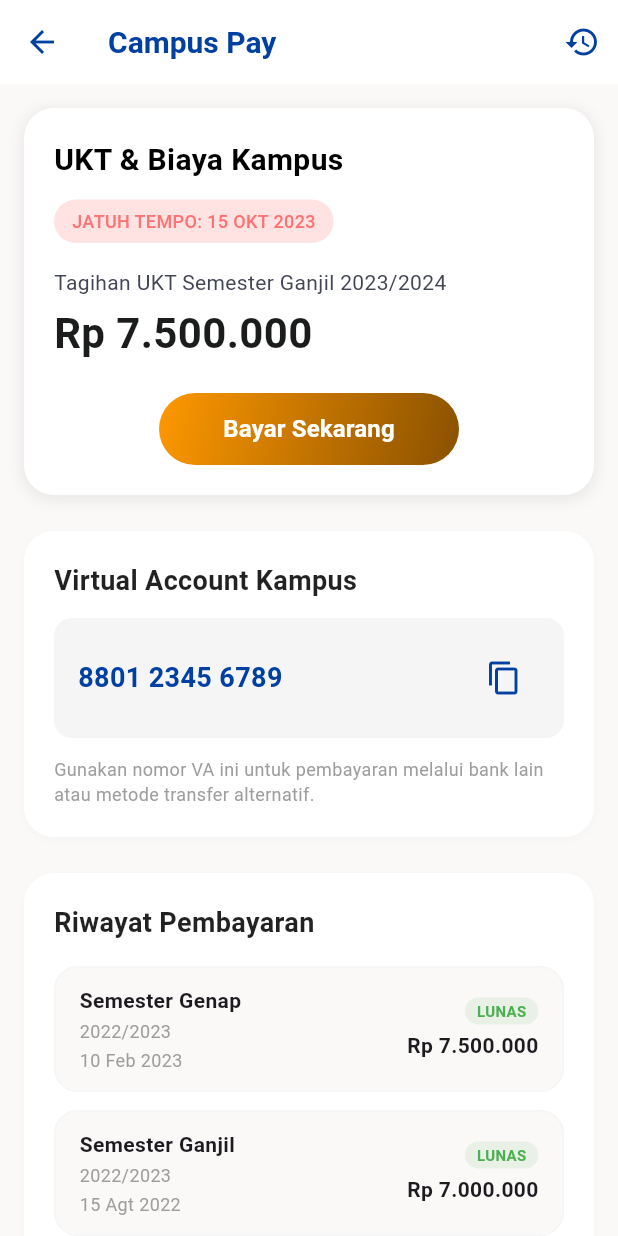
After one commit to aldenzho/imk_kelompok7_TCPay, a Flutter app: the CampusPayPage screen opened directly, on a phone screen of 412 x 824 dp. The commit adds this screen. Run offline on Flutter 3.47's test engine with Material 3 defaults, Android fonts, the phone set to English and light mode, and no system bars; our stand-ins replace dotted_border, local_auth, qr_flutter; missing offline and left inert: mobile_scanner; Roboto replaces fonts that are missing (Poppins).

Commit message:
add campus pay

```diff
--- a/lib/homepage/homepage.dart
+++ b/lib/homepage/homepage.dart
@@ -279,13 +279,19 @@ class _HomePageState extends State<HomePage> {
                       iconBgColor: const Color(0xFFA93802).withValues(alpha: 0.1),
                       iconColor: const Color(0xFFA93802),
                     ),
-                    _buildMenuCard(
+                    GestureDetector(
+                      onTap: () => Navigator.push(
+                        context,
+                        MaterialPageRoute(builder: (_) => const TransferPage()),
+                      ).then((_) => setState(() {})),
+                      child: _buildMenuCard(
                         icon: Icons.school,
                         label: 'Campus Pay',
                         subtitle: 'BAYA & ACARA',
                         bgColor: const Color(0xFFFFDCBD),
                         iconBgColor: Colors.white,
                         iconColor: const Color(0xFF8A5100),
+                      ),
                     ),
                   ],
                 ),
--- /dev/null
+++ b/lib/transfer_page/campus_pay/campus_pay.dart
@@ -0,0 +1,323 @@
+// lib/campus_pay/campus_pay.dart
+import 'package:flutter/material.dart';
+
+class CampusPayPage extends StatelessWidget {
+  const CampusPayPage({super.key});
+
+  @override
+  Widget build(BuildContext context) {
+    return Scaffold(
+      backgroundColor: const Color(0xFFFBF9F8),
+      appBar: AppBar(
+        title: const Text(
+          'Campus Pay',
+          style: TextStyle(
+            fontSize: 20,
+            fontWeight: FontWeight.bold,
+            color: Color(0xFF0040A1),
+          ),
+        ),
+        backgroundColor: Colors.white,
+        elevation: 0,
+        centerTitle: false,
+        leading: IconButton(
+          icon: const Icon(Icons.arrow_back, color: Color(0xFF0040A1)),
+          onPressed: () => Navigator.pop(context),
+        ),
+        actions: [
+          IconButton(
+            icon: const Icon(Icons.history, color: Color(0xFF0040A1)),
+            onPressed: () {},
+          ),
+        ],
+      ),
+      body: ListView(
+        padding: const EdgeInsets.all(16),
+        children: [
+          // Kartu UKT & Biaya Kampus (gradien biru seperti di homepage)
+          Container(
+            padding: const EdgeInsets.all(20),
+            decoration: BoxDecoration(
+              color: const Color(0xFFFFFFFF),
+              borderRadius: BorderRadius.circular(20),
+              boxShadow: [
+                BoxShadow(
+                  color: Colors.grey.withOpacity(0.2),
+                  spreadRadius: 1,
+                  blurRadius: 8,
+                  offset: const Offset(0, 2),
+                ),
+              ],
+            ),
+            child: Column(
+              crossAxisAlignment: CrossAxisAlignment.start,
+              children: [
+                const Text(
+                  'UKT & Biaya Kampus',
+                  style: TextStyle(fontSize: 20, fontWeight: FontWeight.bold, color: Color.fromARGB(255, 0, 0, 0)),
+                ),
+                const SizedBox(height: 12),
+                Container(
+                  padding: const EdgeInsets.symmetric(horizontal: 12, vertical: 6),
+                  decoration: BoxDecoration(
+                    color: const Color.fromARGB(255, 255, 114, 114).withOpacity(0.2),
+                    borderRadius: BorderRadius.circular(20),
+                  ),
+                  child: const Text(
+                    'JATUH TEMPO: 15 OKT 2023',
+                    style: TextStyle(fontSize: 12, fontWeight: FontWeight.w500, color: Color.fromARGB(255, 255, 114, 114)),
+                  ),
+                ),
+                const SizedBox(height: 16),
+                const Text(
+                  'Tagihan UKT Semester Ganjil 2023/2024',
+                  style: TextStyle(fontSize: 14, color: Color(0xFFF424654)),
+                ),
+                const SizedBox(height: 4),
+                const Text(
+                  'Rp 7.500.000',
+                  style: TextStyle(fontSize: 28, fontWeight: FontWeight.bold, color: Color(0xFFF1B1C1C)),
+                ),
+                const SizedBox(height: 20),
+                Center(
+                  child: SizedBox(
+                    width: 200,
+                    height: 48,
+                    child: Container(
+                      decoration: BoxDecoration(
+                        gradient: const LinearGradient(
+                          colors: [Color(0xFFFE9800), Color(0xFF8A5100)],
+                          begin: Alignment.topLeft,
+                          end: Alignment.bottomRight,
+                        ),
+                        borderRadius: BorderRadius.circular(30),
+                      ),
+                      child: ElevatedButton(
+                        onPressed: () {
+                          // Aksi bayar
+                          ScaffoldMessenger.of(context).showSnackBar(
+                            const SnackBar(content: Text('Fitur pembayaran segera hadir')),
+                          );
+                        },
+                        style: ElevatedButton.styleFrom(
+                          backgroundColor: Colors.transparent,
+                          shadowColor: Colors.transparent,
+                          shape: RoundedRectangleBorder(borderRadius: BorderRadius.circular(30)),
+                        ),
+                        child: const Text(
+                          'Bayar Sekarang',
+                          style: TextStyle(fontSize: 16, fontWeight: FontWeight.bold, color: Color.fromARGB(255, 255, 255, 255)),
+                        ),
+                      ),
+                    ),
+                  ),
+                ),
+              ],
+            ),
+          ),
+          const SizedBox(height: 24),
+
+          // Virtual Account Kampus
+          Container(
+            padding: const EdgeInsets.all(20),
+            decoration: BoxDecoration(
+              color: Colors.white,
+              borderRadius: BorderRadius.circular(20),
+              boxShadow: [
+                BoxShadow(color: Colors.grey.withOpacity(0.05), blurRadius: 4, offset: const Offset(0, 2)),
+              ],
+            ),
+            child: Column(
+              crossAxisAlignment: CrossAxisAlignment.start,
+              children: [
+                const Text(
+                  'Virtual Account Kampus',
+                  style: TextStyle(fontSize: 18, fontWeight: FontWeight.bold, color: Colors.black87),
+                ),
+                const SizedBox(height: 12),
+                Container(
+                  padding: const EdgeInsets.all(16),
+                  decoration: BoxDecoration(
+                    color: const Color(0xFFF5F5F5),
+                    borderRadius: BorderRadius.circular(12),
+                  ),
+                  child: Row(
+                    mainAxisAlignment: MainAxisAlignment.spaceBetween,
+                    children: [
+                      const Text(
+                        '8801 2345 6789',
+                        style: TextStyle(fontSize: 18, fontWeight: FontWeight.bold, color: Color(0xFF0040A1)),
+                      ),
+                      IconButton(
+                        icon: const Icon(Icons.copy, color: Color(0xFF0040A1)),
+                        onPressed: () {
+                          // Copy VA ke clipboard
+                          ScaffoldMessenger.of(context).showSnackBar(
+                            const SnackBar(content: Text('Nomor VA disalin')),
+                          );
+                        },
+                      ),
+                    ],
+                  ),
+                ),
+                const SizedBox(height: 12),
+                const Text(
+                  'Gunakan nomor VA ini untuk pembayaran melalui bank lain atau metode transfer alternatif.',
+                  style: TextStyle(fontSize: 12, color: Colors.grey),
+                ),
+              ],
+            ),
+          ),
+          const SizedBox(height: 24),
+
+          // Riwayat Pembayaran
+          // lib/campus_pay/campus_pay.dart (bagian riwayat pembayaran)
+          // Ganti seluruh bagian Riwayat Pembayaran dengan kode di bawah
+
+          // ... (kode sebelumnya tetap, sampai setelah Virtual Account Kampus)
+
+          // Riwayat Pembayaran
+          Container(
+            padding: const EdgeInsets.all(20),
+            decoration: BoxDecoration(
+              color: Colors.white,
+              borderRadius: BorderRadius.circular(20),
+              boxShadow: [
+                BoxShadow(color: Colors.grey.withOpacity(0.05), blurRadius: 4, offset: const Offset(0, 2)),
+              ],
+            ),
+            child: Column(
+              crossAxisAlignment: CrossAxisAlignment.start,
+              children: [
+                const Text(
+                  'Riwayat Pembayaran',
+                  style: TextStyle(fontSize: 18, fontWeight: FontWeight.bold, color: Colors.black87),
+                ),
+                const SizedBox(height: 16),
+                // Item 1 - card terpisah
+                Container(
+                  margin: const EdgeInsets.only(bottom: 12),
+                  padding: const EdgeInsets.symmetric(horizontal: 16, vertical: 12),
+                  decoration: BoxDecoration(
+                    color: const Color(0xFFFBF9F8),
+                    borderRadius: BorderRadius.circular(16),
+                    border: Border.all(color: Colors.grey.shade100),
+                  ),
+                  child: Row(
+                    crossAxisAlignment: CrossAxisAlignment.center,
+                    children: [
+                      Expanded(
+                        flex: 2,
+                        child: Column(
+                          crossAxisAlignment: CrossAxisAlignment.start,
+                          children: [
+                            const Text(
+                              'Semester Genap',
+                              style: TextStyle(fontWeight: FontWeight.bold, fontSize: 14),
+                            ),
+                            const SizedBox(height: 2),
+                            const Text(
+                              '2022/2023',
+                              style: TextStyle(fontSize: 12, color: Colors.grey),
+                            ),
+                            const SizedBox(height: 2),
+                            const Text(
+                              '10 Feb 2023',
+                              style: TextStyle(fontSize: 12, color: Colors.grey),
+                            ),
+                          ],
+                        ),
+                      ),
+                      Expanded(
+                        child: Column(
+                          crossAxisAlignment: CrossAxisAlignment.end,
+                          children: [
+                            Container(
+                              padding: const EdgeInsets.symmetric(horizontal: 8, vertical: 2),
+                              decoration: BoxDecoration(
+                                color: Colors.green.withOpacity(0.1),
+                                borderRadius: BorderRadius.circular(12),
+                              ),
+                              child: const Text(
+                                'LUNAS',
+                                style: TextStyle(fontSize: 10, fontWeight: FontWeight.bold, color: Colors.green),
+                              ),
+                            ),
+                            const SizedBox(height: 4),
+                            const Text(
+                              'Rp 7.500.000',
+                              style: TextStyle(fontWeight: FontWeight.bold, fontSize: 14),
+                            ),
+                          ],
+                        ),
+                      ),
+                    ],
+                  ),
+                ),
+                // Item 2
+                Container(
+                  padding: const EdgeInsets.symmetric(horizontal: 16, vertical: 12),
+                  decoration: BoxDecoration(
+                    color: const Color(0xFFFBF9F8),
+                    borderRadius: BorderRadius.circular(16),
+                    border: Border.all(color: Colors.grey.shade100),
+                  ),
+                  child: Row(
+                    crossAxisAlignment: CrossAxisAlignment.center,
+                    children: [
+                      Expanded(
+                        flex: 2,
+                        child: Column(
+                          crossAxisAlignment: CrossAxisAlignment.start,
+                          children: [
+                            const Text(
+                              'Semester Ganjil',
+                              style: TextStyle(fontWeight: FontWeight.bold, fontSize: 14),
+                            ),
+                            const SizedBox(height: 2),
+                            const Text(
+                              '2022/2023',
+                              style: TextStyle(fontSize: 12, color: Colors.grey),
+                            ),
+                            const SizedBox(height: 2),
+                            const Text(
+                              '15 Agt 2022',
+                              style: TextStyle(fontSize: 12, color: Colors.grey),
+                            ),
+                          ],
+                        ),
+                      ),
+                      Expanded(
+                        child: Column(
+                          crossAxisAlignment: CrossAxisAlignment.end,
+                          children: [
+                            Container(
+                              padding: const EdgeInsets.symmetric(horizontal: 8, vertical: 2),
+                              decoration: BoxDecoration(
+                                color: Colors.green.withOpacity(0.1),
+                                borderRadius: BorderRadius.circular(12),
+                              ),
+                              child: const Text(
+                                'LUNAS',
+                                style: TextStyle(fontSize: 10, fontWeight: FontWeight.bold, color: Colors.green),
+                              ),
+                            ),
+                            const SizedBox(height: 4),
+                            const Text(
+                              'Rp 7.000.000',
+                              style: TextStyle(fontWeight: FontWeight.bold, fontSize: 14),
+                            ),
+                          ],
+                        ),
+                      ),
+                    ],
+                  ),
+                ),
+              ],
+            ),
+          ),
+        ],
+      ),
+    );
+  }
+}
--- a/lib/transfer_page/transfer_page.dart
+++ b/lib/transfer_page/transfer_page.dart
@@ -6,6 +6,7 @@ import '/riwayat_page/riwayat_page.dart';
 import '/settings_page/settings_page.dart';
 import 'tcpay_transfer/tcpay_search_screen.dart';
 import 'withdrawal/withdrawal_select_bank.dart';
+import './campus_pay/campus_pay.dart';
 
 class TransferPage extends StatefulWidget {
   const TransferPage({super.key});
@@ -120,17 +121,24 @@ class _TransferPageState extends State<TransferPage> {
           const SizedBox(height: 16),
 
           // UKT & Biaya Kampus full width
-          _buildFullWidthTransferOption(
+          GestureDetector(
+            onTap: () {
+              Navigator.push(
+                context,
+                MaterialPageRoute(builder: (context) => const CampusPayPage()),
+              );
+            },
+            child: _buildFullWidthTransferOption(
               icon: Icons.school,
               title: 'UKT & Biaya Kampus',
               subtitle: 'Bayar kuliah dengan NRP',
               bgColor: const Color(0xFFFE9800),
-            iconBgColor: const Color(0xFF643900).withValues(alpha: 0.1),
+              iconBgColor: const Color(0xFF643900).withOpacity(0.1),
               iconColor: const Color(0xFF643900),
               labelText: 'Kampus Ready',
               labelBgColor: const Color(0xFF643900),
             ),
-          const SizedBox(height: 24),
+          ),
 
           // Top up E-wallet
           Row(
```
Also changed, not shown: pubspec.lock. Lines whose indentation alone changed are shown as unchanged.
